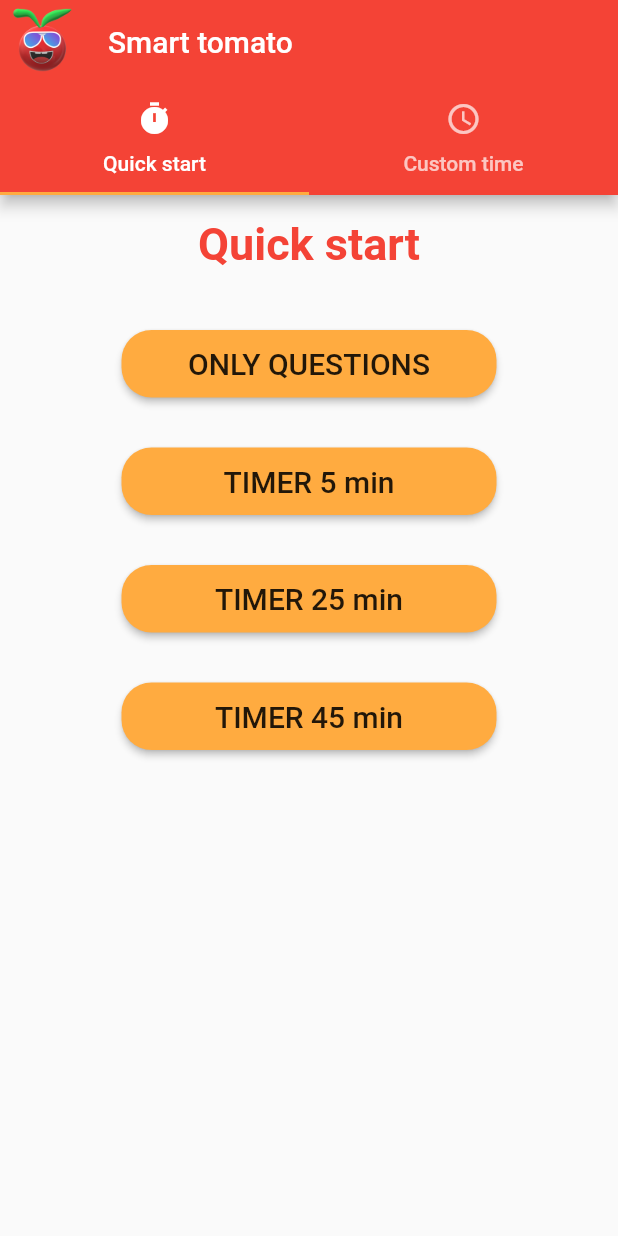
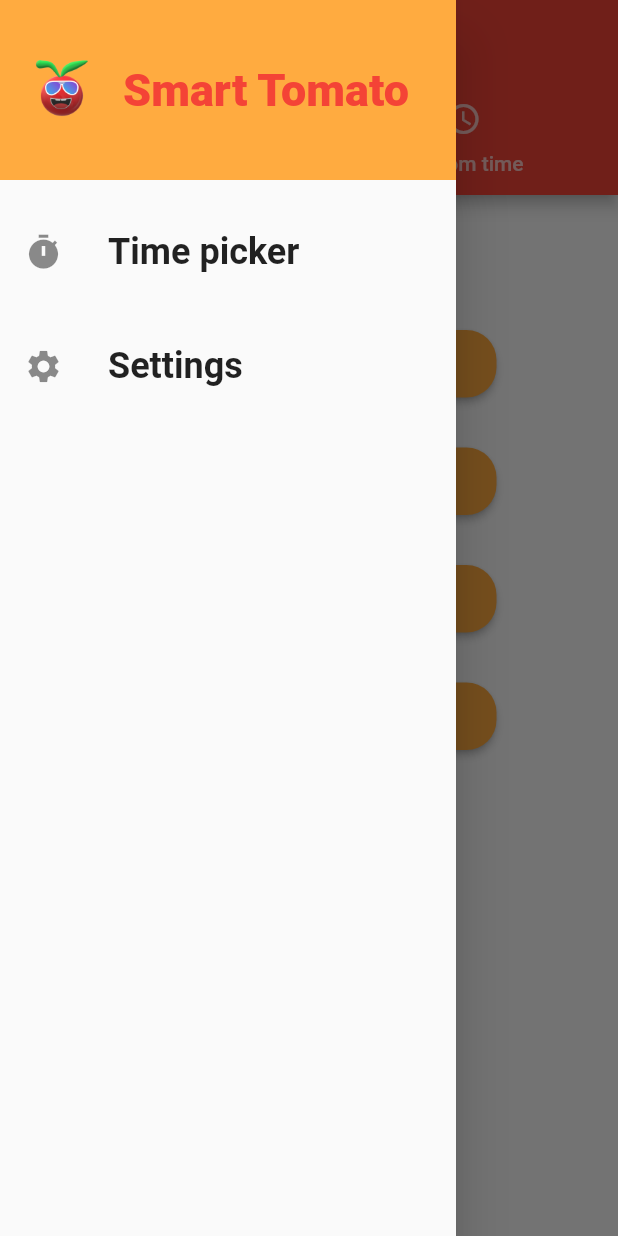
Before and after one commit to lukaszrola/smart-tomato, a Flutter app: the screen it shows after launch, with the side drawer open (before the commit the screen has no drawer), on a phone screen of 412 x 824 dp. Run offline on Flutter 3.47's test engine with Material 2 defaults, Android fonts, the phone set to English and light mode, and no system bars; our stand-ins replace audioplayers, percent_indicator, timer_count_down; missing offline and left inert: flutter_duration_picker, flutter_ringtone_player.

Commit message:
Add settings screen + configuration of number of questions.

```diff
--- a/lib/main.dart
+++ b/lib/main.dart
@@ -1,7 +1,9 @@
 import 'package:flutter/cupertino.dart';
 import 'package:flutter/material.dart';
 import 'package:flutter/services.dart';
+import 'package:provider/provider.dart';
 import 'package:smarttomato/screens/time_picker_screen.dart';
+import 'package:smarttomato/services/settings_service.dart';
 
 void main() => runApp(MyApp());
 
@@ -11,11 +13,14 @@ class MyApp extends StatelessWidget {
   Widget build(BuildContext context) {
     WidgetsFlutterBinding.ensureInitialized();
     SystemChrome.setPreferredOrientations([DeviceOrientation.portraitUp]);
-    return MaterialApp(
-      title: 'Smart tomato',
-      theme: ThemeData(
-          primarySwatch: Colors.red, accentColor: Colors.orangeAccent),
-      home: TimePicker(),
+    return ChangeNotifierProvider(
+      create: (_) => SettingsService(),
+      child: MaterialApp(
+        title: 'Smart tomato',
+        theme: ThemeData(
+            primarySwatch: Colors.red, accentColor: Colors.orangeAccent),
+        home: TimePicker(),
+      ),
     );
   }
 }
--- /dev/null
+++ b/lib/screens/main_drawer.dart
@@ -0,0 +1,64 @@
+import 'package:flutter/material.dart';
+import 'package:smarttomato/screens/settings_screen.dart';
+import 'package:smarttomato/screens/time_picker_screen.dart';
+
+class MainDrawer extends StatelessWidget {
+  @override
+  Widget build(BuildContext context) {
+    return Drawer(
+      child: Column(
+        children: [
+          Container(
+            height: 120,
+            width: double.infinity,
+//            padding: EdgeInsets.all(20),
+            alignment: Alignment.centerLeft,
+            color: Theme.of(context).accentColor,
+            child: ListTile(
+              leading: Image.asset(
+                "images/tomato.png",
+                height: 50,
+                width: 50,
+              ),
+              title: Text(
+                "Smart Tomato",
+                style: TextStyle(
+                    fontWeight: FontWeight.w900,
+                    fontSize: 30,
+                    color: Theme.of(context).primaryColor),
+              ),
+            ),
+          ),
+          SizedBox(
+            height: 20,
+          ),
+          buildListTile("Time picker", Icons.timer, () {
+            Navigator.of(context).pushReplacement(
+                MaterialPageRoute(builder: (ctx) => TimePicker()));
+          }),
+          SizedBox(
+            height: 20,
+          ),
+          buildListTile("Settings", Icons.settings, () {
+            Navigator.of(context).pushReplacement(
+                MaterialPageRoute(builder: (ctx) => SettingsScreen()));
+          }),
+        ],
+      ),
+    );
+  }
+
+  ListTile buildListTile(String title, IconData iconData, Function onPush) {
+    return ListTile(
+      leading: Icon(
+        iconData,
+        size: 26,
+      ),
+      title: Text(
+        title,
+        style: TextStyle(fontSize: 24, fontWeight: FontWeight.bold),
+      ),
+      onTap: onPush,
+    );
+  }
+}
--- a/lib/screens/question_screen.dart
+++ b/lib/screens/question_screen.dart
@@ -2,10 +2,12 @@ import 'package:audioplayers/audio_cache.dart';
 import 'package:flutter/material.dart';
 import 'package:flutter/services.dart';
 import 'package:percent_indicator/percent_indicator.dart';
+import 'package:provider/provider.dart';
 import 'package:smarttomato/models/question.dart';
 import 'package:smarttomato/models/question_statistic.dart';
 import 'package:smarttomato/screens/questions_summary_screen.dart';
 import 'package:smarttomato/services/questions_service.dart';
+import 'package:smarttomato/services/settings_service.dart';
 
 class QuestionScreen extends StatefulWidget {
   QuestionsService questions = QuestionsService();
@@ -24,7 +26,8 @@ class _QuestionScreenState extends State<QuestionScreen> {
 
   @override
   void initState() {
-    widget.questions.fetchData().then((value) {
+    var numberOfQuestions = Provider.of<SettingsService>(context, listen: false).numberOfQuestions;
+    widget.questions.fetchData(numberOfQuestions).then((value) {
       setState(() {
         question = widget.questions.next;
         answerState = _AnswerState.BEFORE_ANSWER;
--- a/lib/screens/time_picker_screen.dart
+++ b/lib/screens/time_picker_screen.dart
@@ -3,6 +3,8 @@ import 'package:flutter/material.dart';
 import 'package:flutter/widgets.dart';
 import 'package:smarttomato/widgets/timer/picker/custom_time_picker.dart';
 import 'package:smarttomato/widgets/timer/picker/fixed_time_picker.dart';
+
+import 'main_drawer.dart';
 
 class TimePicker extends StatelessWidget {
   @override
@@ -11,13 +13,10 @@ class TimePicker extends StatelessWidget {
     return DefaultTabController(
       length: 2,
       child: Scaffold(
+        drawer: MainDrawer(),
         appBar: AppBar(
-          leading: Image.asset(
-            "images/tomato.png",
-            width: 50,
-            height: 50,
-          ),
-          title: Text("Smart tomato"),
+//          leading: MainIcon(),
+          title: Text("Time picker"),
           bottom: TabBar(
             tabs: [
               Tab(
--- a/lib/services/questions_service.dart
+++ b/lib/services/questions_service.dart
@@ -19,9 +19,9 @@ class QuestionsService {
 
   QuestionsService() {}
 
-  Future<void> fetchData() async {
+  Future<void> fetchData(int numberOfQuestions) async {
     var response = await get(
-        "http://34.72.189.8/words/writingQuestions?numberOfQuestions=4");
+        "http://34.72.189.8/words/writingQuestions?numberOfQuestions=$numberOfQuestions");
     _questions.clear();
 
     var questions = json.decode(utf8.decode(response.bodyBytes)) as List<dynamic>;
--- /dev/null
+++ b/lib/services/settings_service.dart
@@ -0,0 +1,16 @@
+
+
+import 'package:flutter/foundation.dart';
+
+class SettingsService with ChangeNotifier {
+  var _numberOfQuestions = 5;
+
+  set numberOfQuestions(int numberOfQuestions) {
+    _numberOfQuestions = numberOfQuestions;
+    notifyListeners();
+  }
+
+  int get numberOfQuestions {
+    return _numberOfQuestions;
+  }
+}
--- a/pubspec.yaml
+++ b/pubspec.yaml
@@ -25,6 +25,7 @@ dependencies:
   http: ^0.12.2
   audioplayers: ^0.15.1
   flutter_duration_picker: ^1.0.4
+  provider: ^4.3.2+1
 
   # The following adds the Cupertino Icons font to your application.
   # Use with the CupertinoIcons class for iOS style icons.
```
Also changed, not shown: lib/screens/settings_screen.dart (added, +51 -0 lines), lib/widgets/main_icon.dart (added, +23 -0 lines), pubspec.lock.
